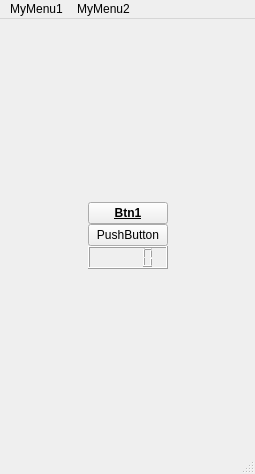
First picture: the form in mainwindow.ui, repository wallacegibbon/cute-analyzer, before the edit.
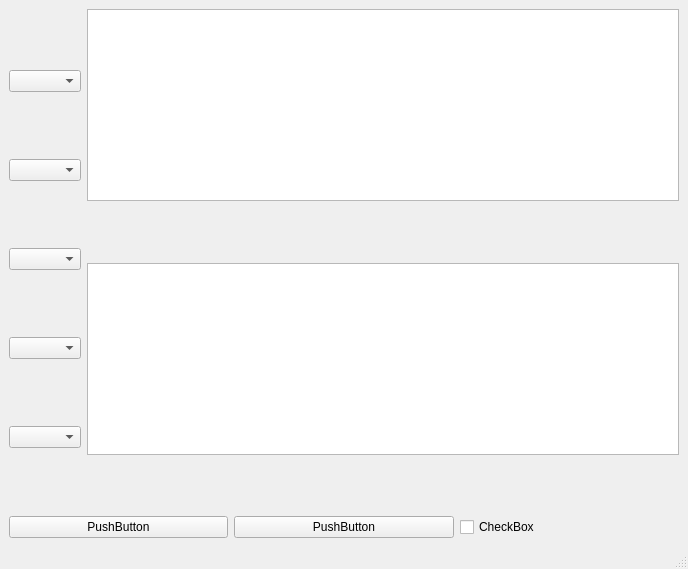
Second picture: the form after the edit.

Commit message: QtSerialPort is being used now. The CMakeLists.txt is now ready.

What changed in the file:
```diff
--- a/mainwindow.ui
+++ b/mainwindow.ui
@@ -6,8 +6,8 @@
             <rect>
                 <x>0</x>
                 <y>0</y>
-                <width>255</width>
-                <height>474</height>
+    <width>688</width>
+    <height>569</height>
             </rect>
         </property>
         <property name="cursor">
@@ -20,40 +20,49 @@
             <string />
         </property>
         <widget class="QWidget" name="centralwidget">
+   <layout class="QVBoxLayout" name="verticalLayout_3">
+    <item>
             <layout class="QHBoxLayout" name="horizontalLayout">
-                <property name="spacing">
-                    <number>0</number>
-                </property>
-                <property name="sizeConstraint">
-                    <enum>QLayout::SetDefaultConstraint</enum>
-                </property>
-                <property name="leftMargin">
-                    <number>0</number>
-                </property>
-                <property name="topMargin">
-                    <number>0</number>
-                </property>
-                <property name="rightMargin">
-                    <number>0</number>
-                </property>
-                <property name="bottomMargin">
-                    <number>0</number>
-                </property>
                 <item>
-                    <spacer name="horizontalSpacer">
+       <layout class="QVBoxLayout" name="verticalLayout" stretch="0,0,0,0,0">
+        <item>
+         <widget class="QComboBox" name="comboBox_3"/>
+        </item>
+        <item>
+         <widget class="QComboBox" name="comboBox_5"/>
+        </item>
+        <item>
+         <widget class="QComboBox" name="comboBox_4"/>
+        </item>
+        <item>
+         <widget class="QComboBox" name="comboBox_7"/>
+        </item>
+        <item>
+         <widget class="QComboBox" name="comboBox_6"/>
+        </item>
+       </layout>
+      </item>
+      <item>
+       <layout class="QVBoxLayout" name="verticalLayout_2">
+        <item>
+         <widget class="QPlainTextEdit" name="plainTextEdit_2"/>
+        </item>
+        <item>
+         <spacer name="verticalSpacer">
                         <property name="orientation">
-                            <enum>Qt::Horizontal</enum>
+           <enum>Qt::Vertical</enum>
                         </property>
                         <property name="sizeHint" stdset="0">
                             <size>
-                                <width>86</width>
-                                <height>20</height>
+            <width>20</width>
+            <height>13</height>
                             </size>
                         </property>
                     </spacer>
                 </item>
                 <item>
-                    <layout class="QVBoxLayout" name="verticalLayout">
+         <widget class="QPlainTextEdit" name="plainTextEdit"/>
+        </item>
                         <item>
                             <spacer name="verticalSpacer_2">
                                 <property name="orientation">
@@ -67,70 +76,35 @@
                                 </property>
                             </spacer>
                         </item>
+       </layout>
+      </item>
+     </layout>
+    </item>
                         <item>
-                            <widget class="QPushButton" name="pushButton_1">
-                                <property name="font">
-                                    <font>
-                                        <bold>true</bold>
-                                        <underline>true</underline>
-                                        <strikeout>false</strikeout>
-                                    </font>
-                                </property>
+     <layout class="QHBoxLayout" name="horizontalLayout_2">
+      <item>
+       <widget class="QPushButton" name="pushButton">
                                 <property name="text">
-                                    <string>Btn1</string>
+         <string>PushButton</string>
                                 </property>
                             </widget>
                         </item>
                         <item>
                             <widget class="QPushButton" name="pushButton_2">
-                                <property name="cursor">
-                                    <cursorShape>CrossCursor</cursorShape>
-                                </property>
-                                <property name="toolTip">
-                                    <string>Hello, this is just a simple button</string>
-                                </property>
-                                <property name="toolTipDuration">
-                                    <number>-1</number>
-                                </property>
-                                <property name="styleSheet">
-                                    <string notr="true" />
-                                </property>
                                 <property name="text">
                                     <string>PushButton</string>
                                 </property>
                             </widget>
                         </item>
                         <item>
-                            <widget class="QLCDNumber" name="lcdNumber" />
-                        </item>
-                        <item>
-                            <spacer name="verticalSpacer">
-                                <property name="orientation">
-                                    <enum>Qt::Vertical</enum>
-                                </property>
-                                <property name="sizeHint" stdset="0">
-                                    <size>
-                                        <width>20</width>
-                                        <height>40</height>
-                                    </size>
-                                </property>
-                            </spacer>
+       <widget class="QCheckBox" name="checkBox">
+        <property name="text">
+         <string>CheckBox</string>
+        </property>
+       </widget>
                         </item>
                     </layout>
                 </item>
-                <item>
-                    <spacer name="horizontalSpacer_2">
-                        <property name="orientation">
-                            <enum>Qt::Horizontal</enum>
-                        </property>
-                        <property name="sizeHint" stdset="0">
-                            <size>
-                                <width>86</width>
-                                <height>20</height>
-                            </size>
-                        </property>
-                    </spacer>
-                </item>
             </layout>
         </widget>
         <widget class="QMenuBar" name="menubar">
@@ -138,25 +112,13 @@
                 <rect>
                     <x>0</x>
                     <y>0</y>
-                    <width>255</width>
+     <width>688</width>
                     <height>22</height>
                 </rect>
             </property>
-            <widget class="QMenu" name="menuMy_Window">
-                <property name="title">
-                    <string>MyMenu1</string>
-                </property>
-            </widget>
-            <widget class="QMenu" name="menuMyMenu2">
-                <property name="title">
-                    <string>MyMenu2</string>
-                </property>
-            </widget>
-            <addaction name="menuMy_Window" />
-            <addaction name="menuMyMenu2" />
-        </widget>
-        <widget class="QStatusBar" name="statusbar" />
-    </widget>
-    <resources />
-    <connections />
+  </widget>
+  <widget class="QStatusBar" name="statusbar"/>
+ </widget>
+ <resources/>
+ <connections/>
 </ui>
```
Left out of the diff: 2 changed lines with no effect on the pictures. Lines whose indentation alone changed are shown as unchanged. The commit also changes 2 other files.
